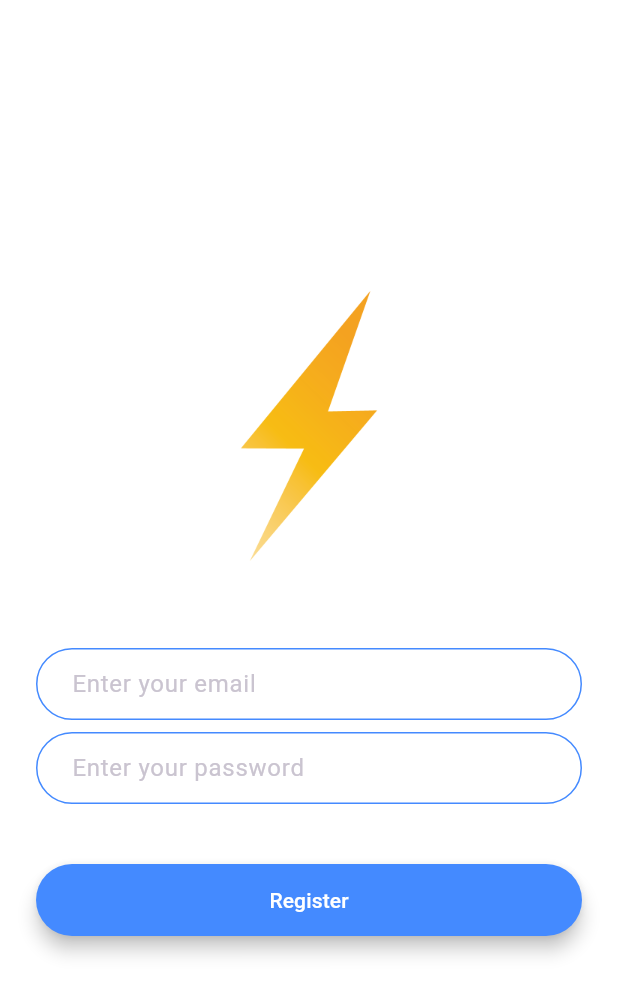
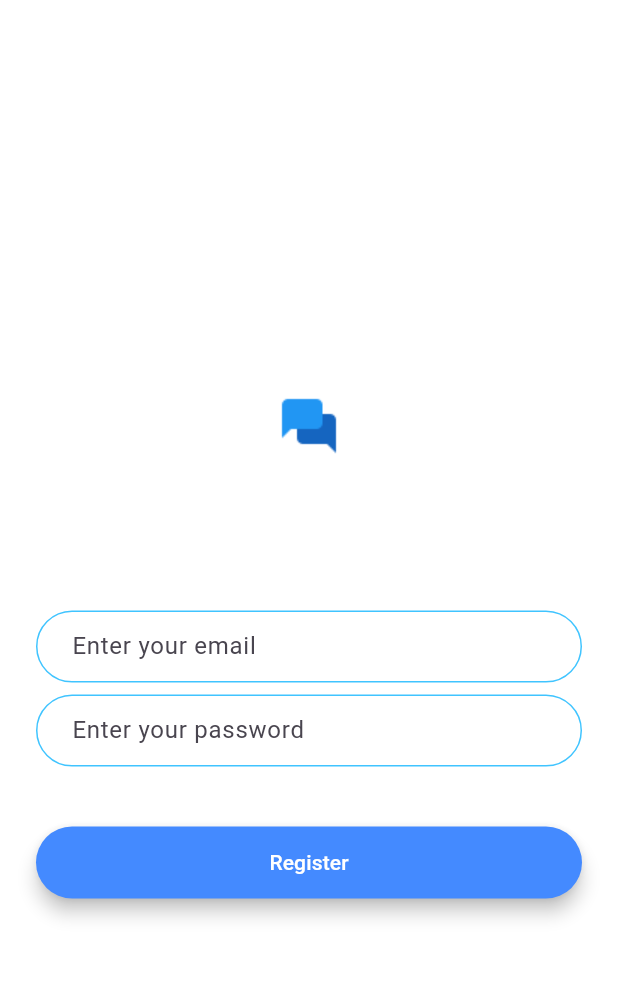
Before and after one commit to YashrajMalviya/flutter_chat_hub, a Flutter app: the RegistrationScreen screen opened by its route, on a phone screen of 412 x 824 dp. Shown: the top 995 px of the screen. Run offline on Flutter 3.47's test engine with Material 3 defaults, Android fonts, the phone set to English and light mode, and no system bars; drawn by our look-alikes of modal_progress_hud_nsn; our stand-ins replace animated_text_kit, cloud_firestore, firebase_auth, firebase_core; accounts and stored records are empty.

Commit message:
completed and final commit

```diff
--- /dev/null
+++ b/lib/components/rounded_button.dart
@@ -0,0 +1,33 @@
+import 'package:flutter/material.dart';
+
+class RoundedButton extends StatelessWidget {
+  const RoundedButton(
+      {super.key, required this.title, this.colour, required this.onPressed});
+
+  final Color? colour;
+  final String title;
+  final void Function() onPressed;
+
+  @override
+  Widget build(BuildContext context) {
+    return Padding(
+      padding: const EdgeInsets.symmetric(vertical: 16.0),
+      child: Material(
+        elevation: 5.0,
+        color: colour,
+        borderRadius: BorderRadius.circular(30.0),
+        child: MaterialButton(
+          onPressed: onPressed,
+          minWidth: 200.0,
+          height: 42.0,
+          child: Text(
+            title,
+            style: const TextStyle(
+              color: Colors.white
+            ),
+          ),
+        ),
+      ),
+    );
+  }
+}
--- a/lib/constants.dart
+++ b/lib/constants.dart
@@ -17,3 +17,22 @@
     top: BorderSide(color: Colors.lightBlueAccent, width: 2.0),
   ),
 );
+
+const kTextFieldDecoration = InputDecoration(
+  hintText: 'Enter a value',
+  contentPadding:
+  EdgeInsets.symmetric(vertical: 10.0, horizontal: 20.0),
+  border: OutlineInputBorder(
+    borderRadius: BorderRadius.all(Radius.circular(32.0)),
+  ),
+  enabledBorder: OutlineInputBorder(
+    borderSide:
+    BorderSide(color: Colors.lightBlueAccent, width: 1.0),
+    borderRadius: BorderRadius.all(Radius.circular(32.0)),
+  ),
+  focusedBorder: OutlineInputBorder(
+    borderSide:
+    BorderSide(color: Colors.lightBlueAccent, width: 2.0),
+    borderRadius: BorderRadius.all(Radius.circular(32.0)),
+  ),
+);
--- a/lib/screens/registration_screen.dart
+++ b/lib/screens/registration_screen.dart
@@ -1,6 +1,13 @@
+import 'package:flutter/cupertino.dart';
 import 'package:flutter/material.dart';
+import 'package:flutter_chat_hub/components/rounded_button.dart';
+import 'package:flutter_chat_hub/screens/chat_screen.dart';
+import '../constants.dart';
+import 'package:firebase_auth/firebase_auth.dart';
+import 'package:modal_progress_hud_nsn/modal_progress_hud_nsn.dart';
 
 class RegistrationScreen extends StatefulWidget {
+  static String id = 'registration_screen';
   const RegistrationScreen({super.key});
 
   @override
@@ -8,91 +15,82 @@
 }
 
 class _RegistrationScreenState extends State<RegistrationScreen> {
+  final _auth = FirebaseAuth.instance;
+  bool showSpinner = false;
+  late String email;
+  late String password;
+
   @override
   Widget build(BuildContext context) {
     return Scaffold(
       backgroundColor: Colors.white,
-      body: Padding(
-        padding: EdgeInsets.symmetric(horizontal: 24.0),
+      body: ModalProgressHUD(
+        inAsyncCall: showSpinner,
+        child: Padding(
+          padding: const EdgeInsets.symmetric(horizontal: 24.0),
           child: Column(
             mainAxisAlignment: MainAxisAlignment.center,
             crossAxisAlignment: CrossAxisAlignment.stretch,
             children: <Widget>[
-            Container(
-              height: 200.0,
+              Flexible(
+                child: Hero(
+                  tag: 'logo',
+                  child: Container(
+                    height: 150.0,
                     child: Image.asset('images/logo.png'),
                   ),
-            SizedBox(
+                ),
+              ),
+              const SizedBox(
                 height: 48.0,
               ),
               TextField(
+                keyboardType: TextInputType.emailAddress,
                 onChanged: (value) {
-                //Do something with the user input.
+                  //Do something with the user input
+                  email = value;
                 },
-              decoration: InputDecoration(
-                hintText: 'Enter your email',
-                contentPadding:
-                    EdgeInsets.symmetric(vertical: 10.0, horizontal: 20.0),
-                border: OutlineInputBorder(
-                  borderRadius: BorderRadius.all(Radius.circular(32.0)),
+                decoration:
+                    kTextFieldDecoration.copyWith(hintText: 'Enter your email'),
               ),
-                enabledBorder: OutlineInputBorder(
-                  borderSide: BorderSide(color: Colors.blueAccent, width: 1.0),
-                  borderRadius: BorderRadius.all(Radius.circular(32.0)),
-                ),
-                focusedBorder: OutlineInputBorder(
-                  borderSide: BorderSide(color: Colors.blueAccent, width: 2.0),
-                  borderRadius: BorderRadius.all(Radius.circular(32.0)),
-                ),
-              ),
-            ),
-            SizedBox(
+              const SizedBox(
                 height: 8.0,
               ),
               TextField(
+                obscureText: true,
                 onChanged: (value) {
                   //Do something with the user input.
+                  password = value;
                 },
-              decoration: InputDecoration(
-                hintText: 'Enter your password',
-                contentPadding:
-                    EdgeInsets.symmetric(vertical: 10.0, horizontal: 20.0),
-                border: OutlineInputBorder(
-                  borderRadius: BorderRadius.all(Radius.circular(32.0)),
+                decoration: kTextFieldDecoration.copyWith(
+                    hintText: 'Enter your password'),
               ),
-                enabledBorder: OutlineInputBorder(
-                  borderSide: BorderSide(color: Colors.blueAccent, width: 1.0),
-                  borderRadius: BorderRadius.all(Radius.circular(32.0)),
-                ),
-                focusedBorder: OutlineInputBorder(
-                  borderSide: BorderSide(color: Colors.blueAccent, width: 2.0),
-                  borderRadius: BorderRadius.all(Radius.circular(32.0)),
-                ),
-              ),
-            ),
-            SizedBox(
+              const SizedBox(
                 height: 24.0,
               ),
-            Padding(
-              padding: EdgeInsets.symmetric(vertical: 16.0),
-              child: Material(
-                color: Colors.blueAccent,
-                borderRadius: BorderRadius.all(Radius.circular(30.0)),
-                elevation: 5.0,
-                child: MaterialButton(
-                  onPressed: () {
-                    //Implement registration functionality.
+              RoundedButton(
+                title: 'Register',
+                colour: Colors.blueAccent,
+                onPressed: () async {
+                  setState(() {
+                    showSpinner = true;
+                  });
+                  try {
+                    final newUser = await _auth.createUserWithEmailAndPassword(
+                        email: email, password: password);
+                    if(newUser != null){
+                        Navigator.pushNamed(context, ChatScreen.id);
+                    }
+                    setState(() {
+                      showSpinner = false;
+                    });
+                  } catch (e) {
+                    print(e);
+                  }
                 },
-                  minWidth: 200.0,
-                  height: 42.0,
-                  child: Text(
-                    'Register',
-                    style: TextStyle(color: Colors.white),
-                  ),
-                ),
-              ),
               ),
             ],
+          ),
         ),
       ),
     );
--- a/pubspec.yaml
+++ b/pubspec.yaml
@@ -35,6 +35,11 @@
   # The following adds the Cupertino Icons font to your application.
   # Use with the CupertinoIcons class for iOS style icons.
   cupertino_icons: ^1.0.6
+  animated_text_kit: ^4.2.2
+  firebase_core: ^2.31.0
+  firebase_auth: ^4.19.5
+  cloud_firestore: ^4.17.3
+  modal_progress_hud_nsn: ^0.5.0
 
 dev_dependencies:
   flutter_test:
```
Also changed, not shown: lib/main.dart (+18 -13 lines), lib/screens/chat_screen.dart (+139 -6 lines), lib/screens/login_screen.dart (+56 -59 lines), lib/screens/welcome_screen.dart (+36 -37 lines), images/logo.png, package-lock.json (added), pubspec.lock, 4 other files. Lines whose indentation alone changed are shown as unchanged.
